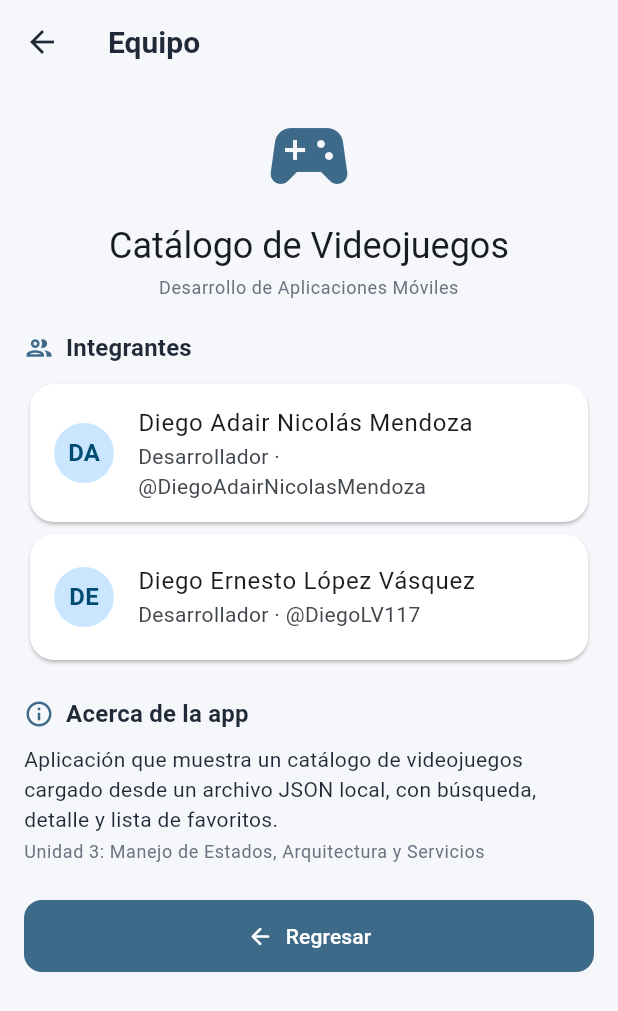
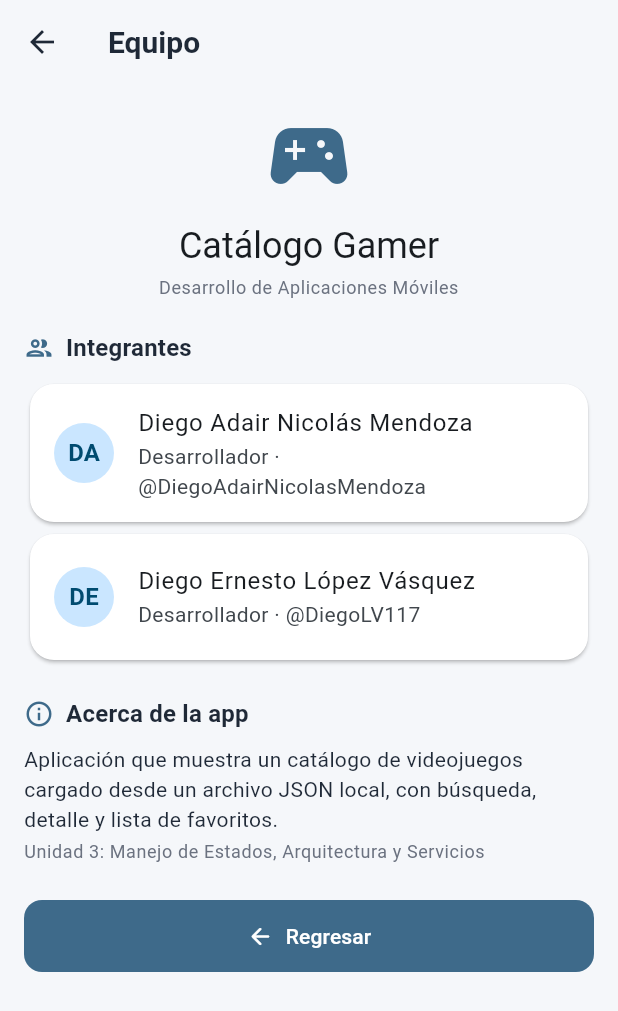
Before and after one commit to DiegoLV117/catalogo_videojuegos, a Flutter app: the EquipoScreen screen opened directly, on a phone screen of 412 x 824 dp. Shown: the top 1011 px of the screen. Run offline on Flutter 3.47's test engine with Material 3 defaults, Android fonts, the phone set to English and light mode, and no system bars; network calls fail.

Commit message:
feat: cambiar nombre de la app a Catálogo Gamer

```diff
--- a/lib/core/constants/app_strings.dart
+++ b/lib/core/constants/app_strings.dart
@@ -1,5 +1,5 @@
 class AppStrings {
-  static const nombreApp = 'Catálogo de Videojuegos';
+  static const nombreApp = 'Catálogo Gamer';
   static const materia = 'Desarrollo de Aplicaciones Móviles';
   static const unidad = 'Unidad 3: Manejo de Estados, Arquitectura y Servicios';
   static const descripcion =
```
